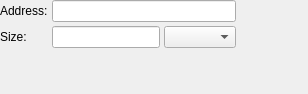
The window that Src/EmuOne/emuone-cereon/RamUnitEditor.ui (akapustiatyahoocouk/EmuOne) describes before a commit, drawn with Qt 5.
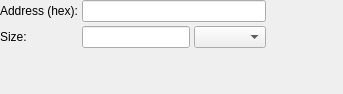
The same window after the commit.

```diff
--- a/Src/EmuOne/emuone-cereon/RamUnitEditor.ui
+++ b/Src/EmuOne/emuone-cereon/RamUnitEditor.ui
@@ -6,7 +6,7 @@
    <rect>
     <x>0</x>
     <y>0</y>
-    <width>308</width>
+    <width>343</width>
     <height>94</height>
    </rect>
   </property>
@@ -81,7 +81,7 @@
    <item row="0" column="0">
     <widget class="QLabel" name="_addressLabel">
      <property name="text">
-      <string>Address:</string>
+      <string>Address (hex):</string>
      </property>
     </widget>
    </item>
```
